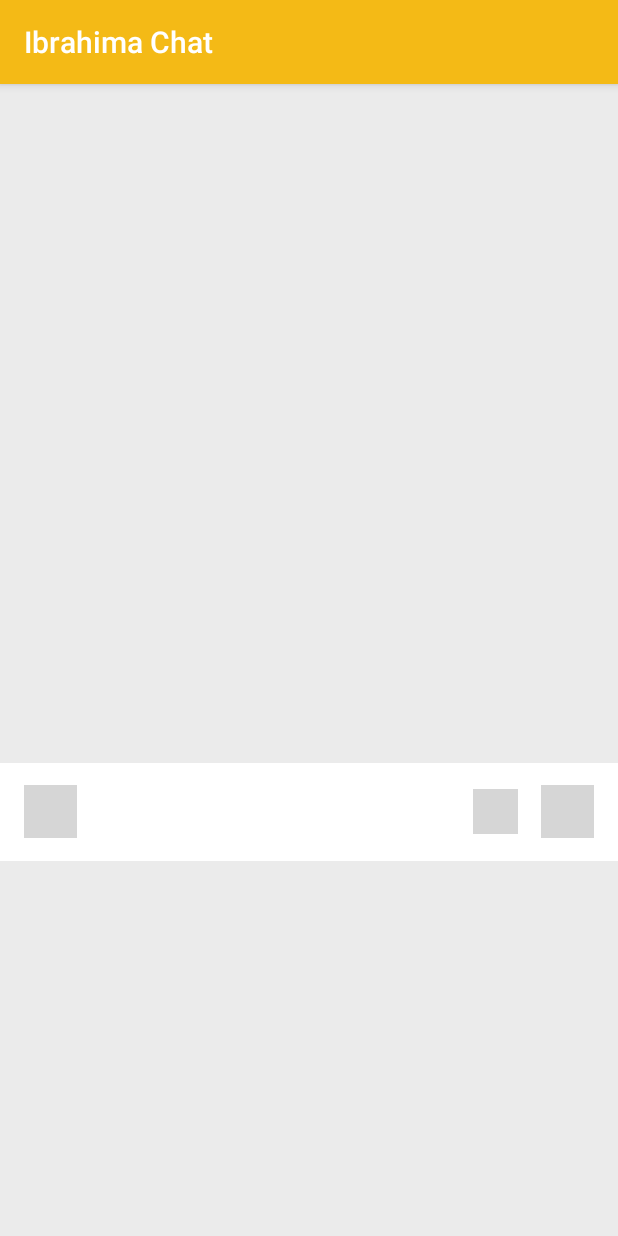
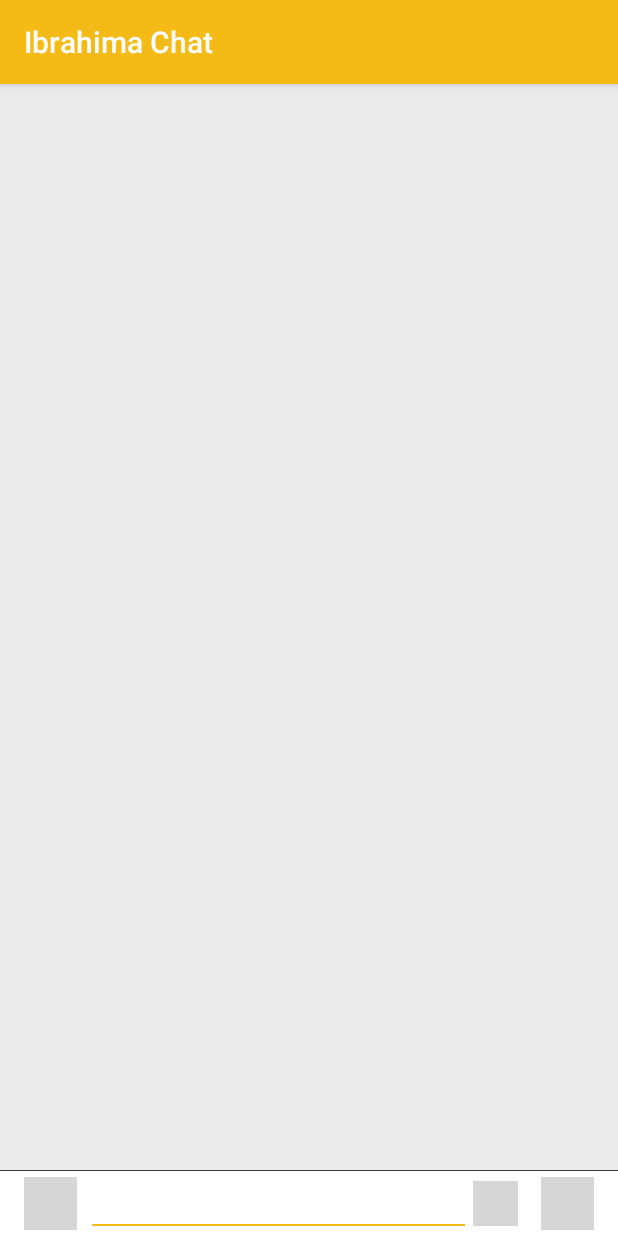
Before and after one commit to mijin1992/IBChat, an Android app: the ChatActivity screen opened directly, with no data from a screen before it, after a tap on an icon or button, on a phone screen of 412 x 824 dp. Run offline under Robolectric (Android 15) with nearby library versions, the phone set to English and light mode, and no system bars; libraries missing offline, so code that uses them is left out: com.nostra13.universalimageloader, com.quickblox.auth, com.quickblox.chat, com.quickblox.core, com.quickblox.messages and 4 more; pictures from the network do not load; 14 statements that could not run were skipped; 1 other tap on this screen came first; grey boxes are pictures that could not be loaded.

Commit message:
improve chatactivity screen

```diff
--- a/Source/SimWeChat/app/src/main/AndroidManifest.xml
+++ b/Source/SimWeChat/app/src/main/AndroidManifest.xml
@@ -61,8 +61,7 @@
             android:screenOrientation="portrait" />
         <activity
             android:name=".ChatActivity"
-            android:screenOrientation="portrait"
-            android:windowSoftInputMode="adjustPan" />
+            android:screenOrientation="portrait" />
         <activity
             android:name=".ProfileActivity"
             android:screenOrientation="portrait" />
--- a/Source/SimWeChat/app/src/main/java/com/brasco/simwechat/ChatActivity.java
+++ b/Source/SimWeChat/app/src/main/java/com/brasco/simwechat/ChatActivity.java
@@ -18,6 +18,7 @@ import android.view.inputmethod.InputMethodManager;
 import android.widget.EditText;
 import android.widget.FrameLayout;
 import android.widget.ImageButton;
+import android.widget.LinearLayout;
 import android.widget.ListView;
 import android.widget.TextView;
 
@@ -90,6 +91,8 @@ public class ChatActivity extends BaseActivity implements View.OnClickListener
     private ListView m_chatListView;
     private TextView m_btnToTalk;
 
+    private LinearLayout m_divider = null;
+
     private boolean m_bEmojiKeyboard = false;
     private String mReceivedImagePath = "";
     private String sendFilePath;
@@ -155,6 +158,8 @@ public class ChatActivity extends BaseActivity implements View.OnClickListener
         m_btnAudio.setOnClickListener(this);
         m_btnEmoji.setOnClickListener(this);
         m_btnSend.setOnClickListener(this);
+
+        m_divider = (LinearLayout) findViewById(R.id.txt_divider);
 
         ActionBar(user.getFullName());
 
@@ -303,6 +308,7 @@ public class ChatActivity extends BaseActivity implements View.OnClickListener
             m_btnSend.setVisibility(View.INVISIBLE);
             m_btnToTalk.setEnabled(true);
             m_btnToTalk.setVisibility(View.VISIBLE);
+            m_divider.setVisibility(View.INVISIBLE);
         } else {
             m_btnAudio.setImageResource(R.drawable.ic_audio_btn);
             m_txtMessage.setEnabled(true);
@@ -313,6 +319,7 @@ public class ChatActivity extends BaseActivity implements View.OnClickListener
             m_btnSend.setVisibility(View.VISIBLE);
             m_btnToTalk.setEnabled(false);
             m_btnToTalk.setVisibility(View.INVISIBLE);
+            m_divider.setVisibility(View.VISIBLE);
         }
     }
 
--- a/Source/SimWeChat/app/src/main/res/layout/activity_chat.xml
+++ b/Source/SimWeChat/app/src/main/res/layout/activity_chat.xml
@@ -1,26 +1,36 @@
 <?xml version="1.0" encoding="utf-8"?>
-<LinearLayout xmlns:android="http://schemas.android.com/apk/res/android"
+<RelativeLayout xmlns:android="http://schemas.android.com/apk/res/android"
     xmlns:tools="http://schemas.android.com/tools"
     android:id="@+id/activity_chat"
     android:layout_width="match_parent"
     android:layout_height="match_parent"
-    android:orientation="vertical"
     android:background="@color/chatBackground"
     tools:context="com.brasco.simwechat.ChatActivity">
 
     <ListView
         android:id="@+id/list_chat_view"
         android:layout_width="match_parent"
-        android:layout_height="0dp"
+        android:layout_height="match_parent"
         android:layout_weight="1"
+        android:layout_above="@+id/divider"
         android:scrollbars="vertical"/>
+    <LinearLayout
+        android:id="@+id/divider"
+        android:layout_width="match_parent"
+        android:layout_height="0.1dp"
+        android:layout_above="@+id/chat_input"
+        android:orientation="horizontal"
+        android:background="@color/textViewColor"/>
     <RelativeLayout
         android:id="@+id/chat_input"
         android:layout_width="match_parent"
-        android:layout_height="65dp"
+        android:layout_height="wrap_content"
         android:paddingLeft="@dimen/activity_horizontal_margin"
         android:paddingRight="@dimen/activity_horizontal_margin"
+        android:paddingTop="4dp"
+        android:paddingBottom="4dp"
         android:orientation="horizontal"
+        android:layout_alignParentBottom="true"
         android:background="@color/inputBackground">
         <ImageButton
             android:id="@+id/button_record_audio"
@@ -29,21 +39,34 @@
             android:layout_gravity="center_vertical"
             android:layout_marginRight="10dp"
             android:src="@drawable/ic_audio_btn"
+            android:background="@android:color/transparent"
             android:scaleType="fitXY"
             android:padding="0dp"
             android:layout_weight="0"
             android:layout_centerVertical="true"/>
-        <EditText
-            android:id="@+id/txt_chat"
+        <LinearLayout
             android:layout_width="match_parent"
             android:layout_height="wrap_content"
             android:layout_gravity="center_vertical"
             android:layout_weight="1"
-            android:background="@null"
+            android:orientation="vertical"
             android:layout_centerVertical="true"
             android:layout_toEndOf="@+id/button_record_audio"
             android:layout_toLeftOf="@+id/button_emoji"
-            android:layout_toStartOf="@+id/button_emoji" />
+            android:layout_toStartOf="@+id/button_emoji">
+            <EditText
+                android:id="@+id/txt_chat"
+                android:layout_width="match_parent"
+                android:layout_height="match_parent"
+                android:layout_marginBottom="4dp"
+                android:background="@null" />
+            <LinearLayout
+                android:id="@+id/txt_divider"
+                android:layout_width="match_parent"
+                android:layout_height="1dp"
+                android:orientation="horizontal"
+                android:background="@color/colorPrimary"/>
+        </LinearLayout>
         <ImageButton
             android:id="@+id/button_emoji"
             android:layout_width="30dp"
@@ -66,7 +89,7 @@
             android:src="@drawable/button_send"
             android:scaleType="fitXY"
             android:padding="0dp"
-            android:background="@null"
+            android:background="@android:color/transparent"
             android:layout_centerVertical="true"
             android:layout_alignParentRight="true"/>
         <TextView
@@ -86,6 +109,7 @@
         android:id="@+id/emojicons"
         android:layout_width="match_parent"
         android:layout_height="250dp"
+        android:layout_below="@+id/chat_input"
         android:orientation="horizontal"
         android:visibility="gone"/>
-</LinearLayout>
+</RelativeLayout>
```
